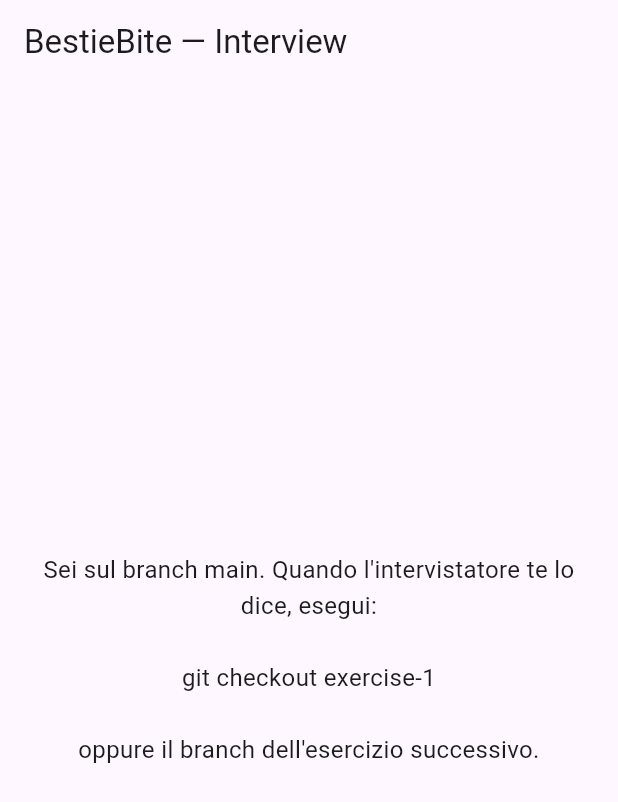
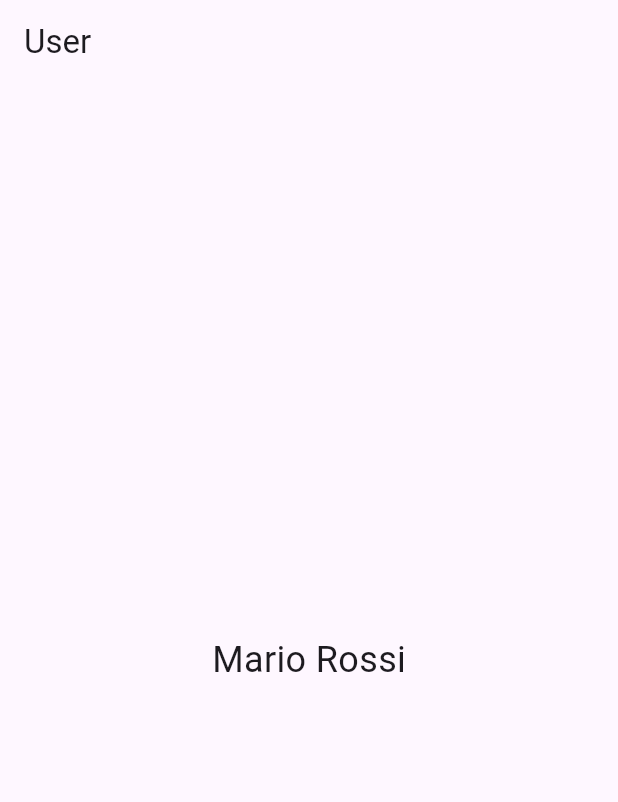
Before and after one commit to pla10/bestiebite-interview, a Flutter app: the screen it shows after launch, on a phone screen of 412 x 824 dp. Shown: the top 802 px of the screen. Run offline on Flutter 3.47's test engine with Material 3 defaults, Android fonts, the light colour scheme and no system bars.

Commit message:
feat(exercise-1): bug avvelenato FutureBuilder loop

```diff
--- a/lib/main.dart
+++ b/lib/main.dart
@@ -1,29 +1,17 @@
 import 'package:flutter/material.dart';
 
-void main() => runApp(const PlaceholderApp());
+import 'user_page.dart';
 
-class PlaceholderApp extends StatelessWidget {
-  const PlaceholderApp({super.key});
+void main() => runApp(const InterviewApp());
+
+class InterviewApp extends StatelessWidget {
+  const InterviewApp({super.key});
 
   @override
   Widget build(BuildContext context) {
-    return MaterialApp(
-      title: 'BestieBite Interview',
-      home: Scaffold(
-        appBar: AppBar(title: const Text('BestieBite — Interview')),
-        body: const Center(
-          child: Padding(
-            padding: EdgeInsets.all(24),
-            child: Text(
-              'Sei sul branch main. Quando l\'intervistatore te lo dice, esegui:\n\n'
-              'git checkout exercise-1\n\n'
-              'oppure il branch dell\'esercizio successivo.',
-              textAlign: TextAlign.center,
-              style: TextStyle(fontSize: 16, height: 1.5),
-            ),
-          ),
-        ),
-      ),
+    return const MaterialApp(
+      title: 'Interview — Exercise 1',
+      home: UserPage(userId: 'user-123'),
     );
   }
 }
--- /dev/null
+++ b/lib/user.dart
@@ -0,0 +1,6 @@
+class User {
+  final String id;
+  final String name;
+
+  const User({required this.id, required this.name});
+}
--- /dev/null
+++ b/lib/user_api.dart
@@ -0,0 +1,11 @@
+import 'package:flutter/foundation.dart';
+
+import 'user.dart';
+
+class UserApi {
+  static Future<User> fetchUser(String id) async {
+    debugPrint('FETCH $id');
+    await Future.delayed(const Duration(milliseconds: 300));
+    return User(id: id, name: 'Mario Rossi');
+  }
+}
--- /dev/null
+++ b/lib/user_page.dart
@@ -0,0 +1,31 @@
+import 'package:flutter/material.dart';
+
+import 'user.dart';
+import 'user_api.dart';
+
+class UserPage extends StatelessWidget {
+  final String userId;
+
+  const UserPage({super.key, required this.userId});
+
+  @override
+  Widget build(BuildContext context) {
+    return Scaffold(
+      appBar: AppBar(title: const Text('User')),
+      body: Center(
+        child: FutureBuilder<User>(
+          future: UserApi.fetchUser(userId),
+          builder: (context, snap) {
+            if (!snap.hasData) {
+              return const CircularProgressIndicator();
+            }
+            return Text(
+              snap.data!.name,
+              style: const TextStyle(fontSize: 24),
+            );
+          },
+        ),
+      ),
+    );
+  }
+}
```
Also changed, not shown: 1 other file.
